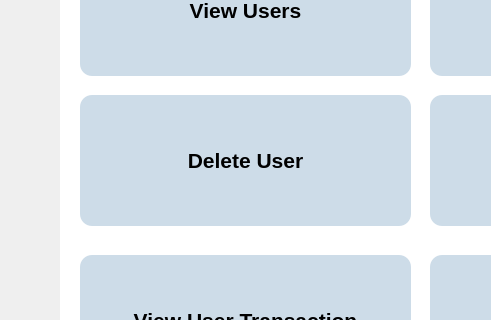
Before: the Qt Designer form wallet_proj_qt/simple_wallet/adminmainmenu.ui in Mahossam36/Smart-Wallet-System, drawn with Qt 5; both pictures show x 110 to 601 and y 155 to 475 of the 1054 by 640 pixel window.
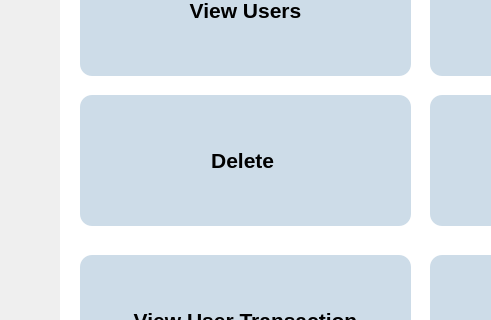
After: the same form once the commit is applied. Icons and pictures are not drawn.

```diff
--- a/wallet_proj_qt/simple_wallet/adminmainmenu.ui
+++ b/wallet_proj_qt/simple_wallet/adminmainmenu.ui
@@ -251,7 +251,7 @@
 }</string>
    </property>
    <property name="text">
-    <string>Delete User</string>
+    <string>Delete </string>
    </property>
    <property name="icon">
     <iconset>
```
